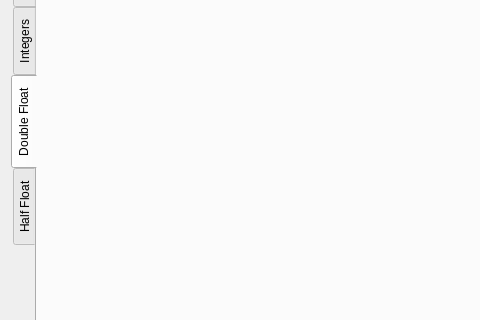
First picture: the form in flops/flops_main_widget.ui, repository BartVolkaerts/OpenCL-Benchmark, before the edit; both pictures show x 0 to 480 and y 93 to 413 of the 751 by 533 pixel window.
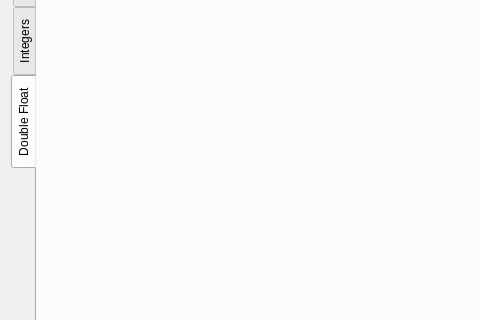
Second picture: the form after the edit. The open tabs and pages were chosen to show the change.

What changed in the file:
```diff
--- a/flops/flops_main_widget.ui
+++ b/flops/flops_main_widget.ui
@@ -43,11 +43,6 @@
        <string>Double Float</string>
       </attribute>
      </widget>
-     <widget class="QWidget" name="halfTab">
-      <attribute name="title">
-       <string>Half Float</string>
-      </attribute>
-     </widget>
     </widget>
    </item>
   </layout>
```
Left out of the diff: 2 changed lines with no effect on the pictures.
